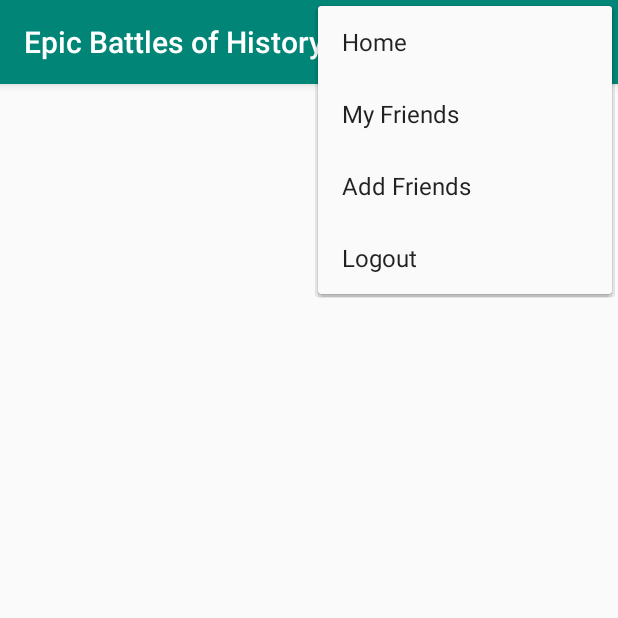
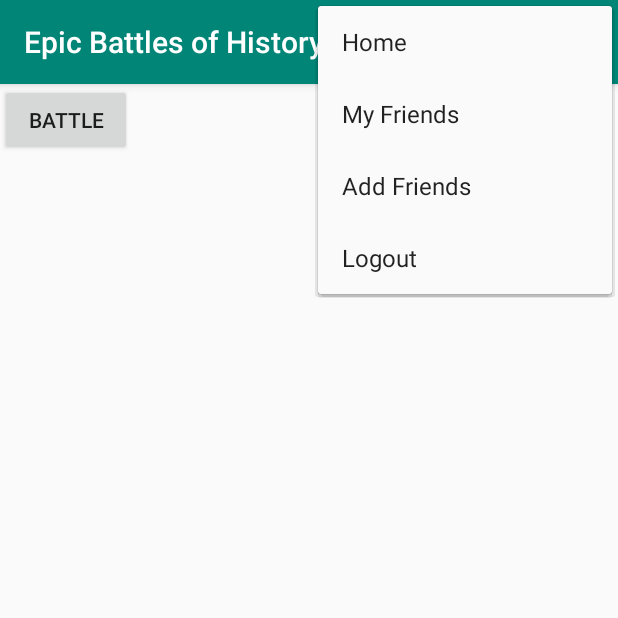
Before and after one commit to AntonioArenasVidal/EpicBattlesofHistory, an Android app: the fragment HomeFragment placed in its activity, with the options menu open, on a phone screen of 412 x 824 dp, the top half of it. Run offline under Robolectric (Android 15) with nearby library versions, the phone set to English and light mode, and no system bars; our stand-ins replace Firebase (no records; nobody signed in at launch, a user with empty details on screens opened directly).

Commit message:
Update fragment_home.xml

```diff
--- a/app/src/main/res/layout/fragment_home.xml
+++ b/app/src/main/res/layout/fragment_home.xml
@@ -1,15 +1,21 @@
 <?xml version="1.0" encoding="utf-8"?>
-<RelativeLayout xmlns:android="http://schemas.android.com/apk/res/android"
+<androidx.constraintlayout.widget.ConstraintLayout xmlns:android="http://schemas.android.com/apk/res/android"
     xmlns:app="http://schemas.android.com/apk/res-auto"
     xmlns:tools="http://schemas.android.com/tools"
     android:layout_width="match_parent"
     android:layout_height="match_parent"
-    tools:context=".HomeFragment">
-<!--
-    <com.google.android.gms.maps.MapView
-        android:id="@+id/mapView"
-        android:layout_width="fill_parent"
-        android:layout_height="fill_parent" />
--->
+    tools:context=".MainActivity">
 
-</RelativeLayout>
+    <FrameLayout
+        android:id="@+id/frame_fragment"
+        android:layout_width="match_parent"
+        android:layout_height="match_parent" >
+
+        <Button
+            android:id="@+id/temp_battle_btn"
+            android:layout_width="wrap_content"
+            android:layout_height="wrap_content"
+            android:text="Battle" />
+    </FrameLayout>
+
+</androidx.constraintlayout.widget.ConstraintLayout>
```
